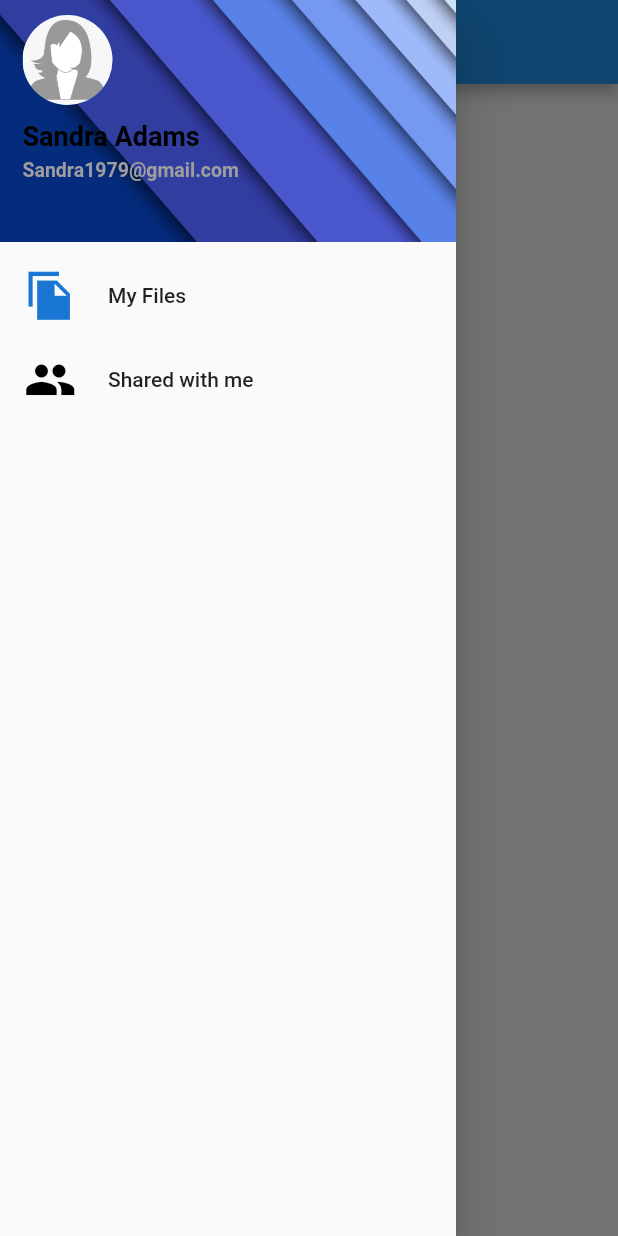
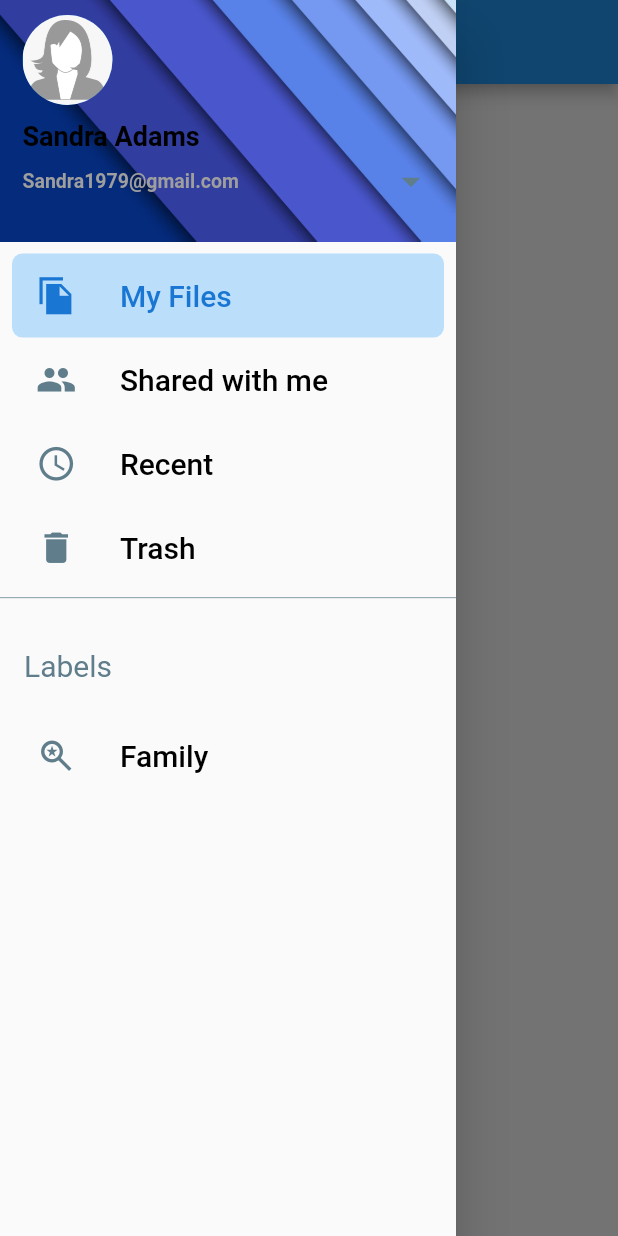
Before and after one commit to A-RR3/navigation-drawer, a Flutter app: the screen it shows after launch, with the side drawer open, on a phone screen of 412 x 824 dp. Run offline on Flutter 3.47's test engine with Material 2 defaults, Android fonts, the phone set to English and light mode, and no system bars; our stand-ins replace google_fonts; Roboto replaces fonts that are missing (Sanchez).

Commit message:
Initial Commit

```diff
--- a/lib/dafaults/defaults.dart
+++ b/lib/dafaults/defaults.dart
@@ -21,6 +21,5 @@ class Defaults {
     Icons.access_time_sharp,
     Icons.delete,
     Icons.saved_search_sharp,
-    Icons.warning_rounded,
   ];
 }
--- a/lib/main.dart
+++ b/lib/main.dart
@@ -29,24 +29,30 @@ class MainPage extends StatefulWidget {
 class _MainPageState extends State<MainPage> {
   final pages = [
     Center(
-      child: Text('Inbox'),
+      child: Text('My Files'),
     ),
     Center(
-      child: Text('Starred'),
+      child: Text('Shared with me'),
     ),
     Center(
-      child: Text('Sent'),
-    ),
-    Center(
-      child: Text('Drafts'),
+      child: Text('Recent'),
     ),
     Center(
       child: Text('Trash'),
     ),
     Center(
-      child: Text('Spam'),
-    )
+      child: Text('Family'),
+    ),
   ];
+
+  Function updateState(index) {
+    return () {
+      setState(() {
+        indexClicked = index;
+        Navigator.pop(context);
+      });
+    };
+  }
 
   @override
   Widget build(BuildContext context) {
@@ -90,11 +96,25 @@ class _MainPageState extends State<MainPage> {
                       SizedBox(
                         height: 5,
                       ),
+                      Row(
+                        mainAxisAlignment: MainAxisAlignment.spaceBetween,
+                        children: [
                           Text('Sandra1979@gmail.com',
                               style: GoogleFonts.sanchez(
                                   fontSize: 13,
                                   fontWeight: FontWeight.w600,
                                   color: Colors.grey)),
+                          Container(
+                            alignment: Alignment.centerRight,
+                            padding: EdgeInsets.fromLTRB(0, 0, 15, 0),
+                            child: Icon(
+                              Icons.arrow_drop_down_sharp,
+                              size: 30,
+                              color: Defaults.drawerItemColorIcon,
+                            ),
+                          )
+                        ],
+                      )
                     ],
                   ),
                 )),
@@ -102,36 +122,29 @@ class _MainPageState extends State<MainPage> {
               child: ListView(
                 padding: EdgeInsets.zero,
                 children: [
+                  AppDrawerTile(index: 0, onTap: updateState(0)),
+                  AppDrawerTile(index: 1, onTap: updateState(1)),
+                  AppDrawerTile(index: 2, onTap: updateState(2)),
+                  AppDrawerTile(index: 3, onTap: updateState(3)),
+                  SizedBox(
+                    height: 5,
+                  ),
+                  Divider(
+                    height: 1,
+                    thickness: .5,
+                    color: Defaults.drawerItemColorIcon,
+                  ),
                   ListTile(
-                      leading: Icon(
-                        Defaults.drawerItemIcon[0],
-                        size: 35,
-                        color: indexClicked == 0
-                            ? Defaults.drawerItemSelectedColor
-                            : Defaults.drawerItemColorIcon,
+                    subtitle: Text(
+                      'Labels',
+                      style: TextStyle(
+                          fontSize: 20, color: Defaults.drawerItemColorIcon),
                     ),
-                      title: Text(Defaults.drawerItemText[0]),
-                      onTap: () {
-                        setState(() {
-                          indexClicked = 0;
-                        });
-                        Navigator.pop(context);
-                      }),
-                  ListTile(
-                      leading: Icon(
-                        Defaults.drawerItemIcon[1],
-                        size: 35,
-                        color: indexClicked == 1
-                            ? Defaults.drawerItemSelectedColor
-                            : Defaults.drawerItemColorText,
                   ),
-                      title: Text(Defaults.drawerItemText[1]),
-                      onTap: () {
-                        setState(() {
-                          indexClicked = 1;
-                        });
-                        Navigator.pop(context);
-                      })
+                  SizedBox(
+                    height: 5,
+                  ),
+                  AppDrawerTile(index: 4, onTap: updateState(4)),
                 ],
               ),
             )
@@ -141,3 +154,40 @@ class _MainPageState extends State<MainPage> {
     );
   }
 }
+
+class AppDrawerTile extends StatelessWidget {
+  const AppDrawerTile({Key key, @required this.index, @required this.onTap})
+      : super(key: key);
+  final int index;
+  final Function onTap;
+
+  @override
+  Widget build(BuildContext context) {
+    return Padding(
+      padding: const EdgeInsets.symmetric(horizontal: 8.0),
+      child: ListTile(
+        leading: Icon(
+          Defaults.drawerItemIcon[index],
+          size: 27,
+          color: indexClicked == index
+              ? Defaults.drawerItemSelectedColor
+              : Defaults.drawerItemColorIcon,
+        ),
+        title: Text(
+          Defaults.drawerItemText[index],
+          style: TextStyle(
+            fontSize: 20,
+            fontWeight: FontWeight.w500,
+            color: indexClicked == index
+                ? Defaults.drawerItemSelectedColor
+                : Defaults.drawerItemColorText,
+          ),
+        ),
+        onTap: onTap,
+        selected: indexClicked == index,
+        selectedTileColor: Defaults.drawerSelectedTileColor,
+        shape: RoundedRectangleBorder(borderRadius: BorderRadius.circular(7)),
+      ),
+    );
+  }
+}
```
Lines whose indentation alone changed are shown as unchanged.
